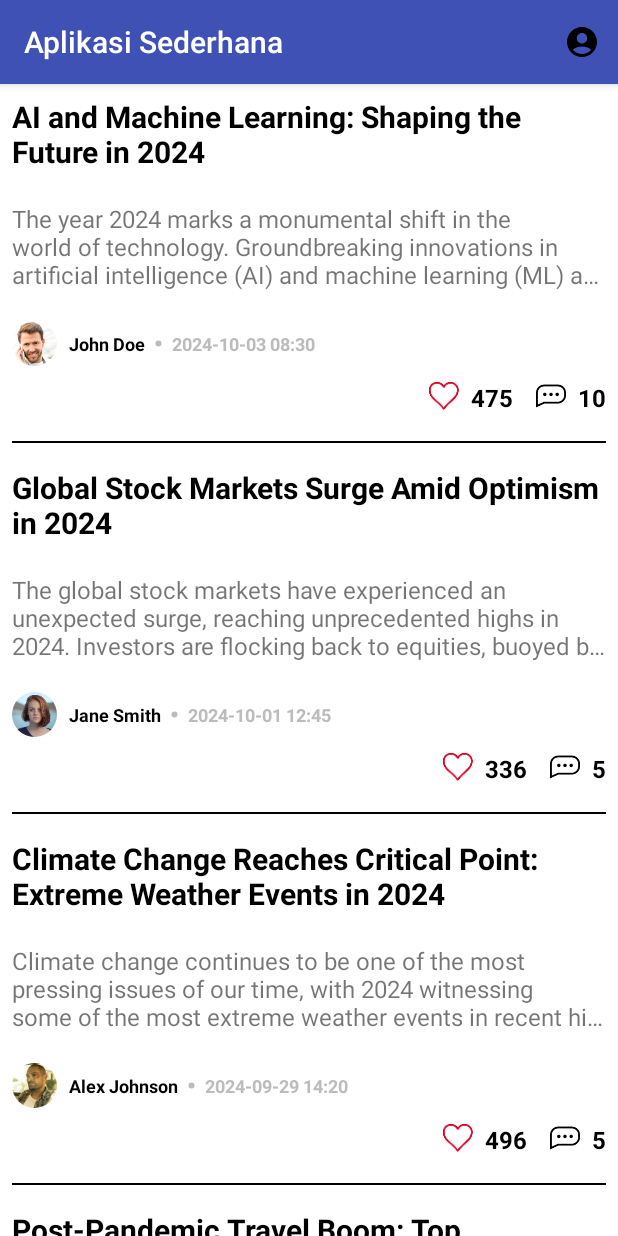
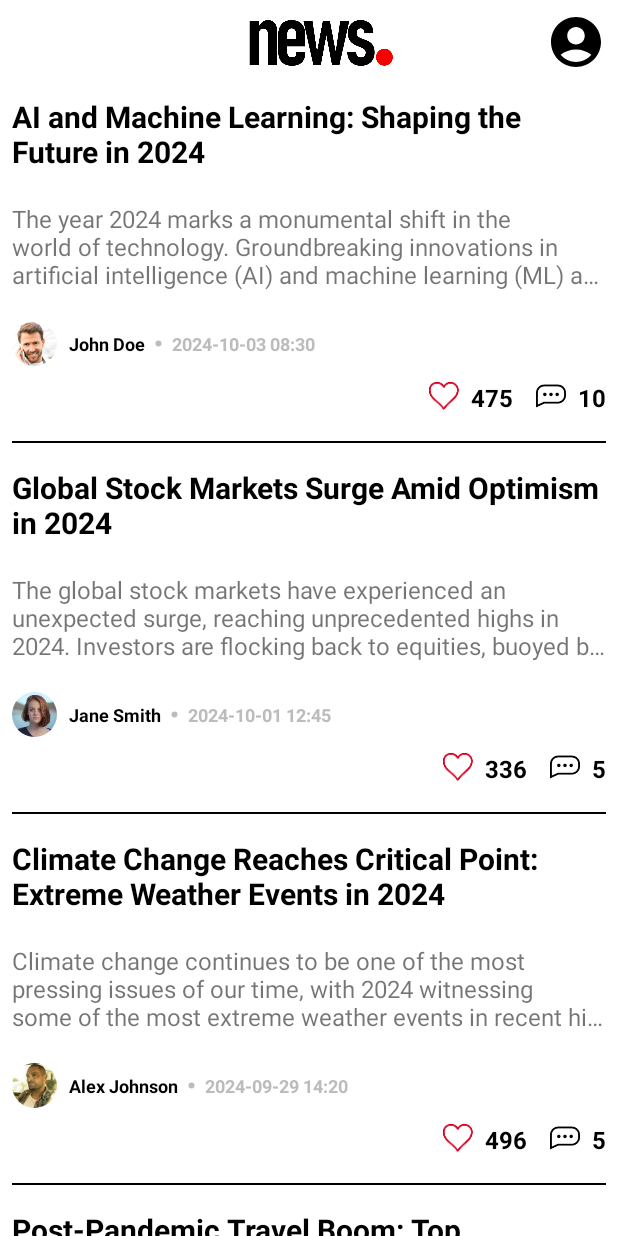
Before and after one commit to dalobarahama/AplikasiSederhana, an Android app: the screen it shows after launch (MainActivity), on a phone screen of 412 x 824 dp. Run offline under Robolectric (Android 15) with nearby library versions, the phone set to English and light mode, and no system bars; our stand-ins replace CircleImageView; pictures from the network do not load.

Commit message:
set MainActivity new toolbar

```diff
--- a/app/src/main/AndroidManifest.xml
+++ b/app/src/main/AndroidManifest.xml
@@ -7,12 +7,11 @@
         android:label="@string/app_name"
         android:roundIcon="@mipmap/ic_launcher_round"
         android:supportsRtl="true"
-        android:theme="@style/AppTheme">
+        android:theme="@style/AppTheme.NoActionBar">
         <activity
             android:name=".DetailActivity"
             android:exported="false"
-            android:label="@string/title_activity_detail"
-            android:theme="@style/AppTheme.NoActionBar" />
+            android:label="@string/title_activity_detail" />
         <activity
             android:name=".ProfileActivity"
             android:exported="false"
--- a/app/src/main/java/com/example/pengalatdite/aplikasisederhana/MainActivity.kt
+++ b/app/src/main/java/com/example/pengalatdite/aplikasisederhana/MainActivity.kt
@@ -5,8 +5,10 @@ import android.os.Bundle
 import android.util.Log
 import android.view.Menu
 import android.view.MenuItem
+import android.widget.ImageView
 import androidx.activity.result.contract.ActivityResultContracts
 import androidx.appcompat.app.AppCompatActivity
+import androidx.appcompat.widget.Toolbar
 import androidx.recyclerview.widget.LinearLayoutManager
 import androidx.recyclerview.widget.RecyclerView
 
@@ -51,27 +53,21 @@ class MainActivity : AppCompatActivity() {
                 }
             }
         })
+
+        val toolbar = findViewById<Toolbar>(R.id.toolbar)
+        val profilePic = findViewById<ImageView>(R.id.toolbar_profile)
+
+        setSupportActionBar(toolbar)
+        supportActionBar?.setDisplayShowTitleEnabled(true)
+
+        profilePic.setOnClickListener {
+            startActivity(Intent(this@MainActivity, ProfileActivity::class.java))
+        }
     }
 
     override fun onStart() {
         super.onStart()
         fetchNewsData()
-    }
-
-    override fun onCreateOptionsMenu(menu: Menu?): Boolean {
-        menuInflater.inflate(R.menu.main_menu, menu)
-        return true
-    }
-
-    override fun onOptionsItemSelected(item: MenuItem): Boolean {
-        return when (item.itemId) {
-            R.id.profile -> {
-                startActivity(Intent(this@MainActivity, ProfileActivity::class.java))
-                true
-            }
-
-            else -> super.onOptionsItemSelected(item)
-        }
     }
 
     private fun fetchNewsData() {
--- a/app/src/main/res/layout/activity_main.xml
+++ b/app/src/main/res/layout/activity_main.xml
@@ -1,14 +1,45 @@
 <?xml version="1.0" encoding="utf-8"?>
 <RelativeLayout xmlns:android="http://schemas.android.com/apk/res/android"
-    xmlns:app="http://schemas.android.com/apk/res-auto"
     xmlns:tools="http://schemas.android.com/tools"
     android:layout_width="match_parent"
     android:layout_height="match_parent"
     tools:context=".MainActivity">
 
+    <androidx.appcompat.widget.Toolbar
+        android:id="@+id/toolbar"
+        android:layout_width="match_parent"
+        android:layout_height="wrap_content"
+        android:background="?attr/colorPrimary">
+
+        <RelativeLayout
+            android:layout_width="match_parent"
+            android:layout_height="wrap_content">
+
+            <ImageView
+                android:id="@+id/toolbar_logo"
+                android:layout_width="100dp"
+                android:layout_height="40dp"
+                android:layout_centerInParent="true"
+                android:src="@drawable/news_logo" />
+
+            <ImageView
+                android:id="@+id/toolbar_profile"
+                android:layout_width="40dp"
+                android:layout_height="40dp"
+                android:layout_alignParentEnd="true"
+                android:layout_centerVertical="true"
+                android:layout_marginEnd="8dp"
+                android:src="@drawable/baseline_account_circle" />
+
+        </RelativeLayout>
+
+    </androidx.appcompat.widget.Toolbar>
+
     <androidx.recyclerview.widget.RecyclerView
         android:id="@+id/recylerView"
-        android:layout_width="wrap_content"
-        android:layout_height="wrap_content"></androidx.recyclerview.widget.RecyclerView>
+        android:layout_width="match_parent"
+        android:layout_height="0dp"
+        android:layout_below="@+id/toolbar"
+        android:layout_alignParentBottom="true" />
 
 </RelativeLayout>
--- a/app/src/main/res/values/colors.xml
+++ b/app/src/main/res/values/colors.xml
@@ -1,9 +1,10 @@
 <?xml version="1.0" encoding="utf-8"?>
 <resources>
-    <color name="colorPrimary">#3F51B5</color>
+    <color name="colorPrimary">#FFFFFF</color>
     <color name="colorPrimaryDark">#303F9F</color>
     <color name="colorAccent">#FF4081</color>
     <color name="colorBlack">#000000</color>
     <color name="colorGrey">#BCBCBC</color>
     <color name="colorWhite">#FFFFFF</color>
+    <color name="colorRed">#f40000</color>
 </resources>
```
Also changed, not shown: app/src/main/res/drawable/news_logo.png (added).
